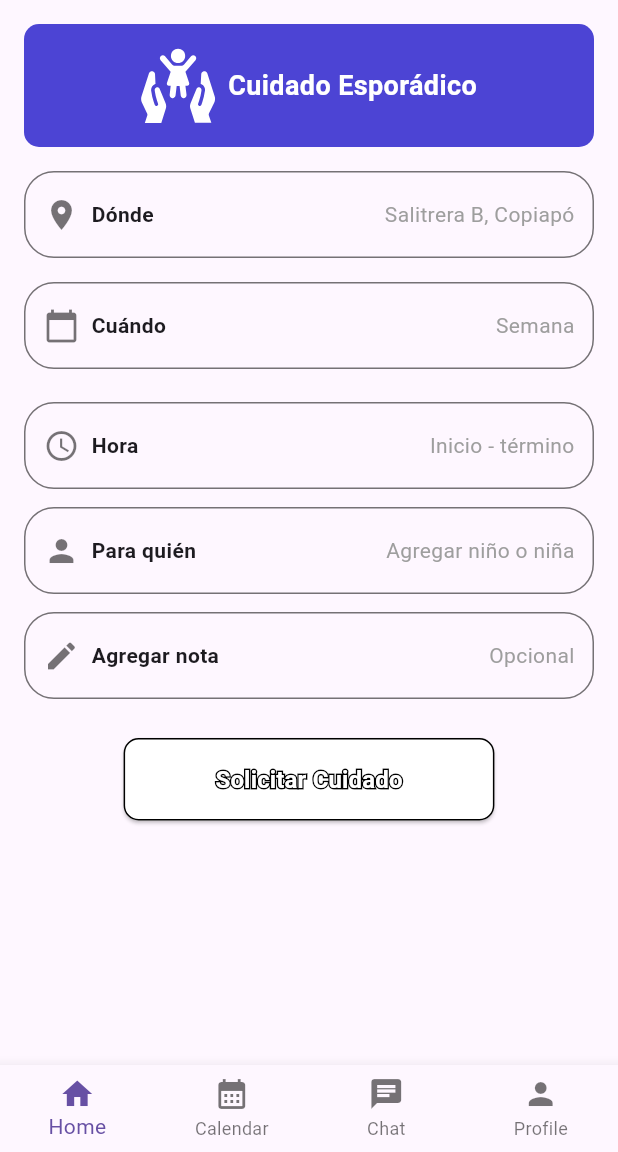
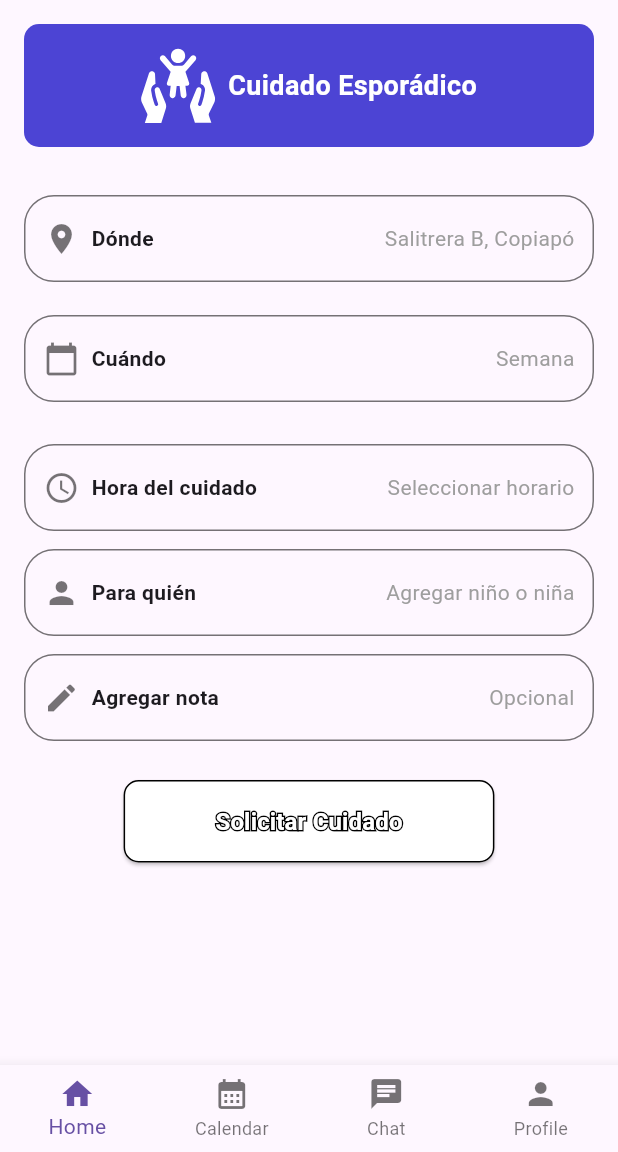
Before and after one commit to robertikoo/app-dev-toy, a Flutter app: the CuidadoEsporadicoWidget widget shown alone on an empty page, opened directly, on a phone screen of 412 x 824 dp, the part 84-1236 px from its top. Run offline on Flutter 3.47's test engine with Material 3 defaults, Android fonts, the phone set to English and light mode, and no system bars; our stand-ins replace dotted_border, flutter_svg, table_calendar, timeago.

Commit message:
fix: Cuidado Esporadico update cuidado_sporadico - add Hora

```diff
--- a/lib/features/request/widgets/cuidado_esporadico.dart
+++ b/lib/features/request/widgets/cuidado_esporadico.dart
@@ -1,27 +1,28 @@
 import 'package:flutter/material.dart';
 import 'package:flutter_svg/flutter_svg.dart';
 import 'package:table_calendar/table_calendar.dart';
+
 import '../../../shared/layouts/main_layout.dart'; // Importando el layout principal
 
 class CuidadoEsporadicoWidget extends StatefulWidget {
   const CuidadoEsporadicoWidget({super.key});
 
   @override
-  _CuidadoEsporadicoWidgetState createState() =>
-      _CuidadoEsporadicoWidgetState();
+  _CuidadoEsporadicoWidgetState createState() => _CuidadoEsporadicoWidgetState();
 }
 
 class _CuidadoEsporadicoWidgetState extends State<CuidadoEsporadicoWidget> {
   bool isDondeExpanded = false;
   bool isCuandoExpanded = false;
+  bool isHoraExpanded = false;
+
   String selectedCuando = "Semana";
   DateTime? selectedDate;
-  final List<String> cuandoOptions = [
-    "Semana",
-    "Fin de semana",
-    "Día específico"
-  ];
+  TimeOfDay? inicio;
+  TimeOfDay? termino;
+  Duration? duracionTotal;
 
+  final List<String> cuandoOptions = ["Semana", "Fin de semana", "Día específico"];
   final List<DateTime> markedDates = [
     DateTime(2025, 2, 4),
     DateTime(2025, 2, 5),
@@ -30,28 +31,29 @@ class _CuidadoEsporadicoWidgetState extends State<CuidadoEsporadicoWidget> {
 
   @override
   Widget build(BuildContext context) {
-  return MainLayout( // Usando el MainLayout sin el parámetro 'title'
+    return MainLayout(
       child: SingleChildScrollView(
         child: Padding(
           padding: const EdgeInsets.all(16.0),
           child: Column(
             children: [
               _buildHeader(),
-            const SizedBox(height: 16), // Espacio entre el encabezado y el contenido
-            _buildDropdownButton(
-                Icons.location_on, "Dónde", "Salitrera B, Copiapó", [
-              "Salitrera Bellavista, Copiapó",
-              "Salitrera Santa Ana, Copiapó",
-              "Salitrera Independencia, Copiapó",
-              "Salitrera Estadio, Copiapó"
-            ]),
-            const SizedBox(height: 16), // Aquí agregamos el espacio entre "Dónde" y "Cuando"
+              const SizedBox(height: 16),
+              // Comentamos el primer rectángulo redundante
+              // _buildDropdownButton(Icons.location_on, "Dónde", "Salitrera B, Copiapó", [
+              //   "Salitrera Bellavista, Copiapó",
+              //   "Salitrera Santa Ana, Copiapó",
+              //   "Salitrera Independencia, Copiapó",
+              //   "Salitrera Estadio, Copiapó"
+              // ]),
+              const SizedBox(height: 16),
+              _buildDropdownDonde(), // Este es el rectángulo que debe aparecer correctamente
+              const SizedBox(height: 16),
               _buildDropdownCuando(),
-            const SizedBox(height: 16), // Aumenta el espacio aquí para separar más el "Cuando"
+              const SizedBox(height: 16),
               if (isCuandoExpanded) _buildCalendarDropdown(),
-            _buildOptionButton(Icons.access_time, "Hora", "Inicio - término"),
-            _buildOptionButton(
-                Icons.person, "Para quién", "Agregar niño o niña"),
+              _buildHoraSelector(),
+              _buildOptionButton(Icons.person, "Para quién", "Agregar niño o niña"),
               _buildOptionButton(Icons.edit, "Agregar nota", "Opcional"),
               const SizedBox(height: 20),
               SizedBox(
@@ -98,6 +100,64 @@ class _CuidadoEsporadicoWidgetState extends State<CuidadoEsporadicoWidget> {
     );
   }
 
+  // Este es el widget para el contenedor "Dónde"
+  Widget _buildDropdownDonde() {
+    return Column(
+      children: [
+        GestureDetector(
+          onTap: () => setState(() => isDondeExpanded = !isDondeExpanded),
+          child: Container(
+            width: double.infinity,
+            padding: const EdgeInsets.symmetric(vertical: 16, horizontal: 12),
+            decoration: BoxDecoration(
+              border: Border.all(color: Colors.black54),
+              borderRadius: BorderRadius.circular(20),
+            ),
+            child: Row(
+              mainAxisAlignment: MainAxisAlignment.spaceBetween,
+              children: [
+                Row(
+                  children: [
+                    Icon(Icons.location_on, color: Colors.black54),
+                    const SizedBox(width: 8),
+                    const Text("Dónde", style: TextStyle(fontWeight: FontWeight.bold)),
+                  ],
+                ),
+                const Text("Salitrera B, Copiapó", style: TextStyle(color: Colors.grey)),
+              ],
+            ),
+          ),
+        ),
+        // El rectángulo que lista las opciones de lugares, se muestra solo si isDondeExpanded es verdadero
+        if (isDondeExpanded)
+          Container(
+            width: double.infinity,
+            padding: const EdgeInsets.all(12),
+            decoration: BoxDecoration(
+              border: Border.all(color: Colors.black54),
+              borderRadius: BorderRadius.circular(20),
+            ),
+            child: Column(
+              crossAxisAlignment: CrossAxisAlignment.end,
+              children: [
+                "Salitrera Bellavista, Copiapó",
+                "Salitrera Santa Ana, Copiapó",
+                "Salitrera Independencia, Copiapó",
+                "Salitrera Estadio, Copiapó"
+              ].map((option) => Padding(
+                    padding: const EdgeInsets.symmetric(vertical: 4),
+                    child: Align(
+                      alignment: Alignment.centerRight,
+                      child: Text(option, style: const TextStyle(color: Colors.grey)),
+                    ),
+                  )).toList(),
+            ),
+          ),
+      ],
+    );
+  }
+
+  // Header de la pantalla
   Widget _buildHeader() {
     return Container(
       padding: const EdgeInsets.all(16),
@@ -115,213 +175,18 @@ class _CuidadoEsporadicoWidgetState extends State<CuidadoEsporadicoWidget> {
           const SizedBox(width: 8),
           const Text(
             "Cuidado Esporádico",
-            style: TextStyle(
-                fontSize: 18, fontWeight: FontWeight.bold, color: Colors.white),
+            style: TextStyle(fontSize: 18, fontWeight: FontWeight.bold, color: Colors.white),
           ),
         ],
       ),
     );
   }
 
-  Widget _buildDropdownButton(IconData icon, String title, String selected, List<String> options) {
-    return Column(
-      children: [
-        GestureDetector(
-          onTap: () => setState(() => isDondeExpanded = !isDondeExpanded),
+  // Este método construye un botón que se usará para el desplegable de opciones
+  Widget _buildOptionButton(IconData icon, String title, String subtitle, {VoidCallback? onTap}) {
+    return GestureDetector(
+      onTap: onTap,
       child: Container(
-            width: double.infinity,
-            padding: const EdgeInsets.symmetric(vertical: 16, horizontal: 12),
-            decoration: BoxDecoration(
-              border: Border.all(color: Colors.black54),
-              borderRadius: BorderRadius.circular(20),
-            ),
-            child: Row(
-              mainAxisAlignment: MainAxisAlignment.spaceBetween,
-              children: [
-                Row(
-                  children: [
-                    Icon(icon, color: Colors.black54),
-                    const SizedBox(width: 8),
-                    Text(title, style: const TextStyle(fontWeight: FontWeight.bold)),
-                  ],
-                ),
-                Text(selected, style: const TextStyle(color: Colors.grey)),
-              ],
-            ),
-          ),
-        ),
-        if (isDondeExpanded)
-          Container(
-            width: double.infinity,
-            padding: const EdgeInsets.all(12),
-            decoration: BoxDecoration(
-              border: Border.all(color: Colors.black54),
-              borderRadius: BorderRadius.circular(20),
-            ),
-            child: Column(
-              crossAxisAlignment: CrossAxisAlignment.end,
-              children: options.map((option) => Padding(
-                padding: const EdgeInsets.symmetric(vertical: 4),
-                child: Align(
-                  alignment: Alignment.centerRight,
-                  child: Text(option, style: const TextStyle(color: Colors.grey)),
-                ),
-              )).toList(),
-            ),
-          ),
-      ],
-    );
-  }
-
-
-  Widget _buildDropdownCuando() {
-    return GestureDetector(
-      onTap: () {
-        setState(() {
-          isCuandoExpanded = !isCuandoExpanded;
-        });
-      },
-      child: Container(
-        width: double.infinity,
-        padding: const EdgeInsets.symmetric(vertical: 16, horizontal: 12),
-        decoration: BoxDecoration(
-          border: Border.all(color: Colors.black54),
-          borderRadius: BorderRadius.circular(20),
-        ),
-        child: Row(
-          mainAxisAlignment: MainAxisAlignment.spaceBetween,
-          children: [
-            Row(
-              children: [
-                Icon(Icons.calendar_today, color: Colors.black54),
-                const SizedBox(width: 8),
-                Text("Cuándo", style: const TextStyle(fontWeight: FontWeight.bold)),
-              ],
-            ),
-            Text(selectedCuando, style: const TextStyle(color: Colors.grey)),
-          ],
-        ),
-      ),
-    );
-  }
-Widget _buildCalendarDropdown() {
-  return Column(
-    children: [
-      Container(
-        padding: const EdgeInsets.all(16),
-        decoration: BoxDecoration(
-          border: Border.all(color: Colors.black54),
-          borderRadius: BorderRadius.circular(20),
-        ),
-        child: Column(
-          children: [
-            // Frase agregada antes del calendario
-            Padding(
-              padding: const EdgeInsets.only(bottom: 8),
-              child: RichText(
-                text: TextSpan(
-                  style: TextStyle(fontSize: 18, color: Colors.black),
-                  children: [
-                    TextSpan(
-                      text: "¿",
-                      style: TextStyle(fontWeight: FontWeight.normal),
-                    ),
-                    TextSpan(
-                      text: "Cuándo",
-                      style: TextStyle(fontWeight: FontWeight.bold),
-                    ),
-                    TextSpan(
-                      text: " deseas tu cuidado?",
-                      style: TextStyle(fontWeight: FontWeight.normal),
-                    ),
-                  ],
-                ),
-              ),
-            ),
-
-            TableCalendar(
-              calendarFormat: CalendarFormat.month, // Asegura que muestre el mes completo
-
-              focusedDay: DateTime.now(),
-              firstDay: DateTime.utc(2020, 1, 1),
-              lastDay: DateTime.utc(2025, 12, 31),
-              startingDayOfWeek: StartingDayOfWeek.monday,
-              selectedDayPredicate: (day) {
-                return markedDates.contains(day);
-              },
-              onDaySelected: (selectedDay, focusedDay) {
-                setState(() {
-                  selectedDate = selectedDay;
-                });
-              },
-              calendarStyle: CalendarStyle(
-                todayDecoration: BoxDecoration(
-                  color: Colors.blue,
-                  shape: BoxShape.circle,
-                ),
-                selectedDecoration: BoxDecoration(
-                  color: Colors.orange,
-                  shape: BoxShape.circle,
-                ),
-                outsideDaysVisible: false,
-              ),
-              calendarBuilders: CalendarBuilders(
-                defaultBuilder: (context, day, focusedDay) {
-                  if (day.day == 4 && day.month == 2 && day.year == 2025 ||
-                      day.day == 5 && day.month == 2 && day.year == 2025 ||
-                      day.day == 6 && day.month == 2 && day.year == 2025) {
-                    return Container(
-                      alignment: Alignment.center,
-                      decoration: BoxDecoration(
-                        color: Colors.grey,
-                        shape: BoxShape.circle,
-                      ),
-                      child: Text(
-                        '${day.day}',
-                        style: TextStyle(
-                          fontWeight: FontWeight.bold,
-                          color: Colors.white,
-                        ),
-                      ),
-                    );
-                  }
-                  return null;
-                },
-              ),
-            ),
-            const SizedBox(height: 16),
-
-            // Botón "Siguiente" de ancho completo
-            Container(
-              width: double.infinity,
-              child: ElevatedButton(
-                onPressed: () {
-                  // Acción cuando se presiona el botón
-                },
-                style: ElevatedButton.styleFrom(
-                  backgroundColor: Colors.black,
-                  foregroundColor: Colors.white,
-                  padding: const EdgeInsets.symmetric(vertical: 16),
-                  shape: RoundedRectangleBorder(
-                    borderRadius: BorderRadius.circular(10),
-                  ),
-                ),
-                child: const Text("Siguiente"),
-              ),
-            ),
-          ],
-        ),
-      ),
-    ],
-  );
-}
-
-
-
-
-
-  Widget _buildOptionButton(IconData icon, String title, String subtitle) {
-    return Container(
         margin: const EdgeInsets.symmetric(vertical: 6),
         padding: const EdgeInsets.symmetric(vertical: 16, horizontal: 12),
         decoration: BoxDecoration(
@@ -341,6 +206,143 @@ Widget _buildCalendarDropdown() {
             Text(subtitle, style: const TextStyle(color: Colors.grey)),
           ],
         ),
+      ),
+    );
+  }
+
+  // Este método gestiona la selección de hora de inicio
+  Future<void> _seleccionarHoraInicio() async {
+    TimeOfDay? picked = await showTimePicker(context: context, initialTime: TimeOfDay.now());
+    if (picked != null) {
+      setState(() {
+        inicio = picked;
+        if (termino != null) {
+          duracionTotal = _calcularDuracion(inicio!, termino!);
+        }
+      });
+    }
+  }
+
+  // Este método gestiona la selección de hora de término
+  Future<void> _seleccionarHoraTermino() async {
+    TimeOfDay? picked = await showTimePicker(context: context, initialTime: TimeOfDay.now());
+    if (picked != null) {
+      setState(() {
+        termino = picked;
+        if (inicio != null) {
+          duracionTotal = _calcularDuracion(inicio!, termino!);
+        }
+      });
+    }
+  }
+
+  // Este método calcula la duración total entre las horas de inicio y término
+  Duration _calcularDuracion(TimeOfDay inicio, TimeOfDay termino) {
+    return Duration(hours: termino.hour - inicio.hour, minutes: termino.minute - inicio.minute);
+  }
+
+Widget _buildCalendarDropdown() {
+  return Container(
+    padding: const EdgeInsets.all(16),
+    decoration: BoxDecoration(
+      border: Border.all(color: Colors.black54),
+      borderRadius: BorderRadius.circular(20),
+    ),
+    child: Column(
+      children: [
+        RichText(
+          text: TextSpan(
+            children: [
+              const TextSpan(
+                text: '¿',
+                style: TextStyle(fontSize: 16, color: Colors.black),
+              ),
+              const TextSpan(
+                text: 'Cuándo',
+                style: TextStyle(fontSize: 16, fontWeight: FontWeight.bold, color: Colors.black),
+              ),
+              const TextSpan(
+                text: ' deseas tu cuidado?',
+                style: TextStyle(fontSize: 16, color: Colors.black),
+              ),
+            ],
+          ),
+        ),
+        const SizedBox(height: 8),
+        TableCalendar(
+          calendarFormat: CalendarFormat.month,
+          focusedDay: DateTime.now(),
+          firstDay: DateTime.utc(2020, 1, 1),
+          lastDay: DateTime.utc(2025, 12, 31),
+          selectedDayPredicate: (day) => markedDates.contains(day),
+          onDaySelected: (selectedDay, focusedDay) {
+            setState(() {
+              selectedDate = selectedDay;
+            });
+          },
+          calendarStyle: const CalendarStyle(
+            todayDecoration: BoxDecoration(color: Colors.blue, shape: BoxShape.circle),
+            selectedDecoration: BoxDecoration(color: Colors.orange, shape: BoxShape.circle),
+          ),
+        ),
+        const SizedBox(height: 16),
+        // Expandir el botón a 100% de ancho
+        SizedBox(
+          width: double.infinity,  // Esto hace que el botón ocupe todo el ancho disponible
+          child: ElevatedButton(
+            onPressed: () {},
+            style: ElevatedButton.styleFrom(
+              backgroundColor: Colors.black,
+              padding: const EdgeInsets.symmetric(vertical: 20),
+              shape: RoundedRectangleBorder(
+                borderRadius: BorderRadius.circular(10),
+              ),
+            ),
+            child: const Text(
+              "Siguiente",
+              style: TextStyle(fontSize: 16, color: Colors.white),
+            ),
+          ),
+        ),
+      ],
+    ),
+  );
+}
+
+
+  // Este widget construye el desplegable de "Cuándo"
+  Widget _buildDropdownCuando() {
+    return GestureDetector(
+      onTap: () => setState(() => isCuandoExpanded = !isCuandoExpanded),
+      child: _buildOptionButton(Icons.calendar_today, "Cuándo", selectedCuando),
+    );
+  }
+
+  // Este widget construye el selector de hora de cuidado
+  Widget _buildHoraSelector() {
+    return GestureDetector(
+      onTap: () => setState(() => isHoraExpanded = !isHoraExpanded),
+      child: Column(
+        children: [
+          _buildOptionButton(Icons.access_time, "Hora del cuidado", "Seleccionar horario"),
+          if (isHoraExpanded)
+            Container(
+              padding: const EdgeInsets.all(12),
+              decoration: BoxDecoration(
+                border: Border.all(color: Colors.black54),
+                borderRadius: BorderRadius.circular(20),
+              ),
+              child: Column(
+                children: [
+                  _buildOptionButton(Icons.timer, "Inicio", inicio?.format(context) ?? "Seleccionar", onTap: _seleccionarHoraInicio),
+                  _buildOptionButton(Icons.timer_off, "Término", termino?.format(context) ?? "Seleccionar", onTap: _seleccionarHoraTermino),
+                  if (duracionTotal != null)
+                    _buildOptionButton(Icons.hourglass_bottom, "Total", "${duracionTotal!.inHours} hrs"),
+                ],
+              ),
+            ),
+        ],
+      ),
     );
   }
 }
```
Lines whose indentation alone changed are shown as unchanged.
